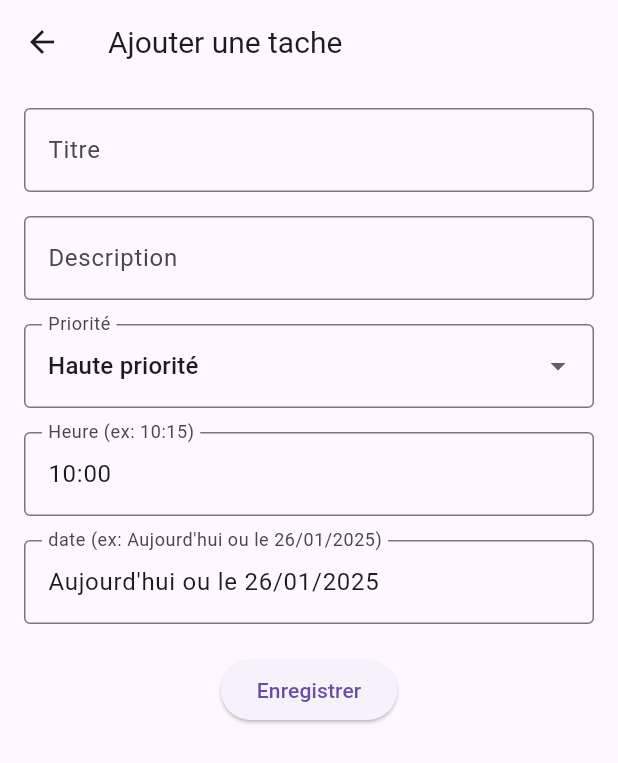
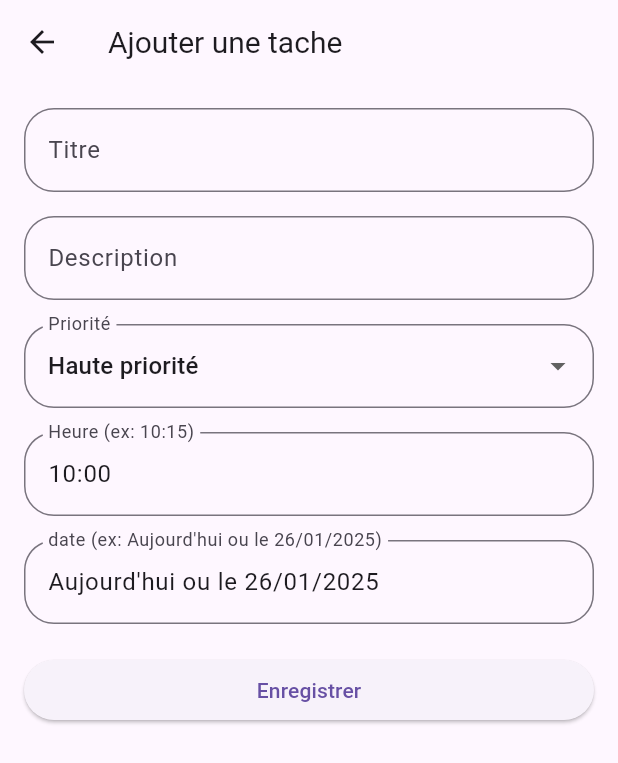
Before and after one commit to TrapCodeur/ForceN, a Flutter app: the screen it shows once a user with an empty profile is signed in, after a tap on the "add" icon, on a phone screen of 412 x 824 dp. Shown: the top 763 px of the screen. Run offline on Flutter 3.47's test engine with Material 3 defaults, Android fonts, the phone set to English and light mode, and no system bars; our stand-ins replace cloud_firestore, firebase_auth, firebase_core, google_fonts; accounts and stored records are empty.

Commit message:
styliser les champs d'authentification

```diff
--- a/lib/auth/login_page.dart
+++ b/lib/auth/login_page.dart
@@ -66,10 +66,12 @@ class _LoginPageState extends State<LoginPage> {
                 TextFormField(
                   controller: _emailController,
                   keyboardType: TextInputType.emailAddress,
-                  decoration: const InputDecoration(
-                    border: OutlineInputBorder(),
+                  decoration: InputDecoration(
+                    border: OutlineInputBorder(
+                      borderRadius: BorderRadius.circular(20),
+                    ),
                     labelText: 'Email',
-                    prefixIcon: Icon(Icons.email),
+                    prefixIcon: const Icon(Icons.email),
                   ),
                   validator: (value) {
                     if (value == null || value.isEmpty) {
@@ -83,7 +85,9 @@ class _LoginPageState extends State<LoginPage> {
                   controller: _passwordController,
                   obscureText: _obscurePassword,
                   decoration: InputDecoration(
-                    border: OutlineInputBorder(),
+                    border: OutlineInputBorder(
+                      borderRadius: BorderRadius.circular(20),
+                    ),
                     labelText: 'Mot de passe',
                     prefixIcon: const Icon(Icons.lock),
                     suffixIcon: IconButton(
--- a/lib/auth/register_page.dart
+++ b/lib/auth/register_page.dart
@@ -79,10 +79,12 @@ class _RegisterPageState extends State<RegisterPage> {
               TextFormField(
                 controller: _emailController,
                 keyboardType: TextInputType.emailAddress,
-                decoration: const InputDecoration(
-                  border: OutlineInputBorder(),
+                decoration: InputDecoration(
+                  border: OutlineInputBorder(
+                    borderRadius: BorderRadius.circular(20),
+                  ),
                   labelText: "Email",
-                  prefixIcon: Icon(Icons.email),
+                  prefixIcon: const Icon(Icons.email),
                 ),
                 validator: (value) {
                   if (value == null || value.isEmpty) {
@@ -96,7 +98,9 @@ class _RegisterPageState extends State<RegisterPage> {
                 controller: _passwordController,
                 obscureText: _obscurePassword,
                 decoration: InputDecoration(
-                  border: OutlineInputBorder(),
+                  border: OutlineInputBorder(
+                    borderRadius: BorderRadius.circular(20),
+                  ),
                   labelText: "Mot de passe",
                   prefixIcon: const Icon(Icons.lock),
                   suffixIcon: IconButton(
@@ -121,7 +125,9 @@ class _RegisterPageState extends State<RegisterPage> {
                 controller: _confirmPasswordController,
                 obscureText: _obscureConfirm,
                 decoration: InputDecoration(
-                  border: OutlineInputBorder(),
+                  border: OutlineInputBorder(
+                    borderRadius: BorderRadius.circular(20),
+                  ),
                   labelText: "Confirmer le mot de passe",
                   prefixIcon: const Icon(Icons.lock),
                   suffixIcon: IconButton(
--- a/lib/page/add_edit_task.dart
+++ b/lib/page/add_edit_task.dart
@@ -55,7 +55,9 @@ class _AddEditTaskScreenState extends State<AddEditTaskScreen> {
                 controller: _titleController,
                 decoration: InputDecoration(
                   label: Text("Titre"),
-                  border: OutlineInputBorder(),
+                  border: OutlineInputBorder(
+                    borderRadius: BorderRadius.circular(20),
+                  ),
                 ),
                 validator: (value) {
                   if (value == null || value.isEmpty) {
@@ -69,7 +71,9 @@ class _AddEditTaskScreenState extends State<AddEditTaskScreen> {
                 controller: _descriptionController,
                 decoration: InputDecoration(
                   label: Text("Description"),
-                  border: OutlineInputBorder(),
+                  border: OutlineInputBorder(
+                    borderRadius: BorderRadius.circular(20),
+                  ),
                 ),
                 validator: (value) {
                   if (value == null || value.isEmpty) {
@@ -83,7 +87,9 @@ class _AddEditTaskScreenState extends State<AddEditTaskScreen> {
                 value: _priority,
                 decoration: InputDecoration(
                   label: Text("Priorité"),
-                  border: OutlineInputBorder(),
+                  border: OutlineInputBorder(
+                    borderRadius: BorderRadius.circular(20),
+                  ),
                 ),
                 items: [
                   DropdownMenuItem(
@@ -106,7 +112,9 @@ class _AddEditTaskScreenState extends State<AddEditTaskScreen> {
                 initialValue: _date,
                 decoration: InputDecoration(
                   label: Text("Heure (ex: 10:15)"),
-                  border: OutlineInputBorder(),
+                  border: OutlineInputBorder(
+                    borderRadius: BorderRadius.circular(20),
+                  ),
                 ),
                 onChanged: (value) => _date = value,
               ),
@@ -115,12 +123,16 @@ class _AddEditTaskScreenState extends State<AddEditTaskScreen> {
                 initialValue: _time,
                 decoration: InputDecoration(
                   label: Text("date (ex: Aujourd'hui ou le 26/01/2025)"),
-                  border: OutlineInputBorder(),
+                  border: OutlineInputBorder(
+                    borderRadius: BorderRadius.circular(20),
+                  ),
                 ),
                 onChanged: (value) => _time = value,
               ),
               SizedBox(height: 20),
-              ElevatedButton(
+              SizedBox(
+                width: double.infinity,
+                child: ElevatedButton(
                   onPressed: () async {
                     if (_formkey.currentState!.validate()) {
                       final newTask = Task(
@@ -137,6 +149,7 @@ class _AddEditTaskScreenState extends State<AddEditTaskScreen> {
                           ...newTask.toMap(),
                           'createdAt': FieldValue.serverTimestamp(),
                           'userId': user?.uid,
+
                         });
                       } else {
                         if (newTask.id == null) {
@@ -160,6 +173,7 @@ class _AddEditTaskScreenState extends State<AddEditTaskScreen> {
                     widget.task == null ? "Enregistrer" : "Mettre à jour",
                   ),
                 ),
+              ),
             ],
           ),
         ),
--- a/lib/page/tast_list.dart
+++ b/lib/page/tast_list.dart
@@ -27,16 +27,18 @@ class _TaskListState extends State<TaskList> {
   Stream<List<Task>> getTasksStream() {
     Query query = FirebaseFirestore.instance
         .collection('tasks')
-        .where("userId", isEqualTo: currentUser?.uid)
         .orderBy("createdAt", descending: true);
 
     if (selectedPriorityType != "Toutes") {
       query = query.where("priority", isEqualTo: selectedPriorityType);
     }
+    // On ne garde que les tâches de l'utilisateur connecté
+
 
     return query.snapshots().map(
           (snapshot) => snapshot.docs.map((doc) {
         final data = doc.data() as Map<String, dynamic>;
+
         return Task.fromMap(data, id: doc.id);
       }).toList(),
     );
@@ -82,6 +84,7 @@ class _TaskListState extends State<TaskList> {
             final task = tasks[index];
 
             return TaskCard(
+
               task: task,
               onEdit: () async {
                 Navigator.push(
```
Lines whose indentation alone changed are shown as unchanged.
